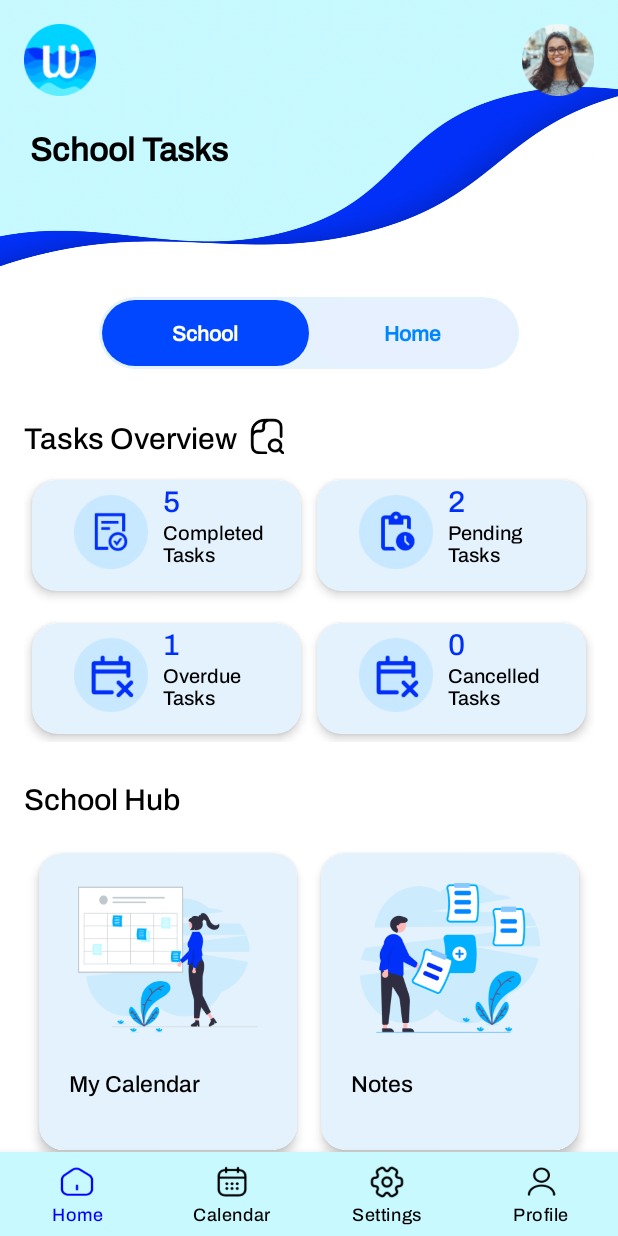
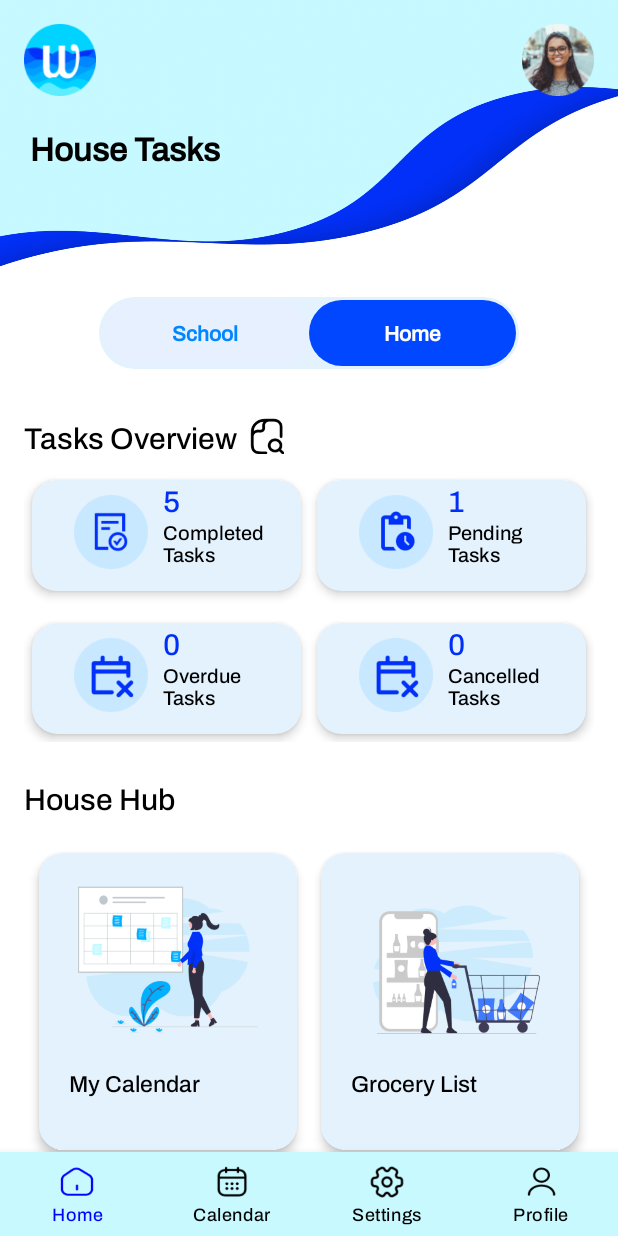
Before and after one commit to syro13/Wave_Frontend_Source_Code, an Android app: the layout fragment_house_tasks.xml on its own in the app's theme, with its tools: preview values and no code run, on a phone screen of 412 x 824 dp. Run offline under Robolectric (Android 15) with nearby library versions, the phone set to English and light mode, and no system bars.

Commit message:
#56782 - Feature - Replace SchoolTasksActivity and HomeTasksActivity with fragments

```diff
--- a/app/src/main/res/layout/activity_school_tasks.xml
+++ b/app/src/main/res/layout/fragment_house_tasks.xml
@@ -1,9 +1,10 @@
 <?xml version="1.0" encoding="utf-8"?>
-<androidx.coordinatorlayout.widget.CoordinatorLayout
-    xmlns:android="http://schemas.android.com/apk/res/android"
+<androidx.coordinatorlayout.widget.CoordinatorLayout xmlns:android="http://schemas.android.com/apk/res/android"
     xmlns:app="http://schemas.android.com/apk/res-auto"
     android:layout_width="match_parent"
-    android:layout_height="match_parent">
+    android:layout_height="match_parent"
+    xmlns:tools="http://schemas.android.com/tools"
+    tools:context=".HomeTasksFragment">
 
     <!-- Scrollable Content -->
     <androidx.core.widget.NestedScrollView
@@ -53,7 +54,7 @@
                     android:id="@+id/greetingText"
                     android:layout_width="wrap_content"
                     android:layout_height="wrap_content"
-                    android:text="School Tasks"
+                    android:text="House Tasks"
                     android:textSize="22sp"
                     android:textColor="@android:color/black"
                     android:textStyle="bold"
@@ -87,10 +88,10 @@
                         android:layout_width="0dp"
                         android:layout_height="match_parent"
                         android:layout_weight="1"
-                        android:background="@drawable/toggle_button_selected"
+                        android:background="@drawable/toggle_button_unselected"
                         android:gravity="center"
                         android:text="School"
-                        android:textColor="@color/white"
+                        android:textColor="@color/blue"
                         android:textStyle="bold"
                         android:fontFamily="@font/archivo_medium"
                         android:textAllCaps="false"
@@ -102,9 +103,9 @@
                         android:layout_height="match_parent"
                         android:layout_weight="1"
                         android:gravity="center"
-                        android:background="@drawable/toggle_button_unselected"
+                        android:background="@drawable/toggle_button_selected"
                         android:text="Home"
-                        android:textColor="@color/blue"
+                        android:textColor="@color/white"
                         android:textStyle="bold"
                         android:fontFamily="@font/archivo_medium"
                         android:textAllCaps="false"
@@ -276,7 +277,7 @@
                                     android:id="@+id/tasks_pending_count"
                                     android:layout_width="wrap_content"
                                     android:layout_height="wrap_content"
-                                    android:text="2"
+                                    android:text="1"
                                     android:textSize="20sp"
                                     android:textColor="@color/dark_blue"
                                     android:gravity="center"
@@ -343,7 +344,7 @@
                                     android:id="@+id/tasks_overdue_count"
                                     android:layout_width="wrap_content"
                                     android:layout_height="wrap_content"
-                                    android:text="1"
+                                    android:text="0"
                                     android:textSize="20sp"
                                     android:textColor="@color/dark_blue"
                                     android:gravity="center"
@@ -436,7 +437,7 @@
                     android:id="@+id/stayOnTrackTitle"
                     android:layout_width="wrap_content"
                     android:layout_height="wrap_content"
-                    android:text="School Hub"
+                    android:text="House Hub"
                     android:textSize="20sp"
                     android:layout_marginTop="24dp"
                     android:textColor="@color/black" />
@@ -515,18 +516,17 @@
                             <ImageView
                                 android:layout_width="120dp"
                                 android:layout_height="120dp"
-                                android:src="@drawable/ic_notes_card"
-                                android:contentDescription="@string/notes" />
+                                android:src="@drawable/ic_grocery_list"
+                                android:contentDescription="@string/grocery_list" />
 
                             <TextView
                                 android:layout_width="match_parent"
                                 android:layout_height="50dp"
-                                android:text="@string/notes"
+                                android:text="@string/grocery_list"
                                 android:textSize="15sp"
                                 android:textColor="@color/black"
                                 android:layout_marginTop="8dp"
                                 android:paddingStart="10dp"
-                                android:paddingEnd="10dp"
                                 android:paddingTop="5dp"
                                 android:paddingBottom="5dp"
                                 android:gravity="start" />
@@ -534,12 +534,12 @@
                     </androidx.cardview.widget.CardView>
                 </GridLayout>
 
-                <!-- Study Tips and Insights Section -->
+                <!-- Home Hacks and Guides Section -->
                 <TextView
-                    android:id="@+id/StudyTipsAndInsightsTitle"
+                    android:id="@+id/HomeHacksAndGuidesTitle"
                     android:layout_width="wrap_content"
                     android:layout_height="wrap_content"
-                    android:text="@string/study_tips_amp_insights"
+                    android:text="@string/Home_hacks_and_guides"
                     android:textSize="20sp"
                     android:layout_marginTop="24dp"
                     android:textColor="@color/black" />
```
Also changed, not shown: app/src/main/res/layout/fragment_school_tasks.xml (renamed from app/src/main/res/layout/activity_house_tasks.xml, +19 -17 lines). Lines whose indentation alone changed are shown as unchanged.
